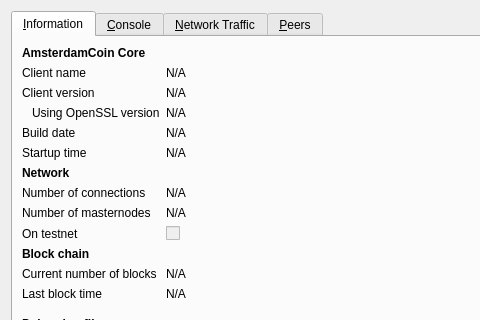
Old version of the form src/qt/forms/rpcconsole.ui in the repository ALLMINER/XDE2; both pictures show x 0 to 480 and y 0 to 320 of the 740 by 450 pixel window.
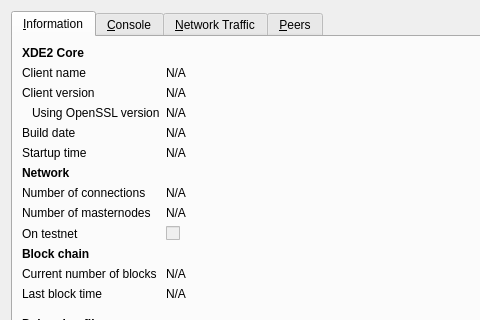
New version of the form. The open tabs and pages were chosen to show the change. Icons and pictures are not drawn. Custom widgets are drawn as their Qt base class.

Diff of the .ui file:
```diff
--- a/src/qt/forms/rpcconsole.ui
+++ b/src/qt/forms/rpcconsole.ui
@@ -33,7 +33,7 @@
           </font>
          </property>
          <property name="text">
-          <string>AmsterdamCoin Core</string>
+          <string>XDE2 Core</string>
          </property>
         </widget>
        </item>
```
Left out of the diff: 6 changed lines with no effect on the pictures.
